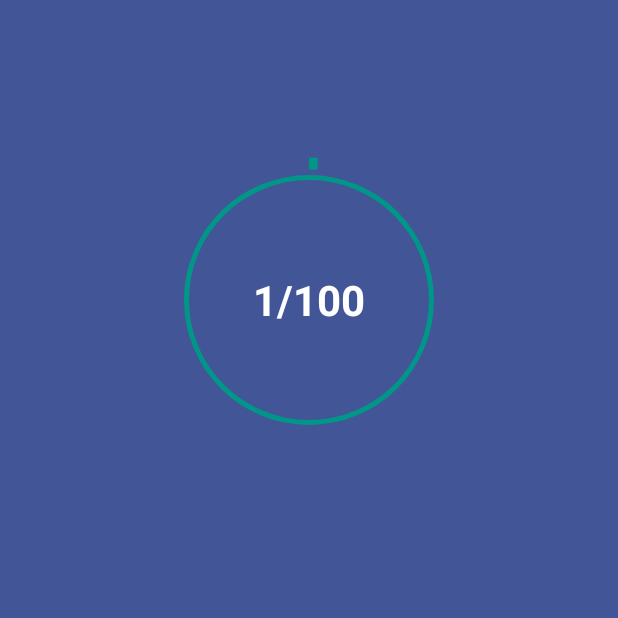
After one commit to Abisayo1/eNursing, an Android app: the Result screen opened directly, with no data from a screen before it, on a phone screen of 412 x 824 dp, the top half of it. The commit adds this screen. Run offline under Robolectric (Android 15) with nearby library versions, the phone set to English and light mode, and no system bars.

Commit message:
I have built the screen for the result

```diff
--- a/app/src/main/AndroidManifest.xml
+++ b/app/src/main/AndroidManifest.xml
@@ -9,6 +9,9 @@
         android:roundIcon="@mipmap/ic_launcher_round"
         android:supportsRtl="true"
         android:theme="@style/Theme.Computerize1">
+        <activity
+            android:name=".Result"
+            android:exported="false" />
         <activity
             android:name=".Quiz"
             android:exported="false" />
--- a/app/src/main/java/com/abisayo/computerize1/MainActivity.kt
+++ b/app/src/main/java/com/abisayo/computerize1/MainActivity.kt
@@ -40,7 +40,6 @@ class MainActivity : AppCompatActivity() {
                         }
                     }
 
-
             }else{
                 Toast.makeText(this, "Empty fields are not allowed", Toast.LENGTH_SHORT).show()
             }
--- a/app/src/main/java/com/abisayo/computerize1/Quiz.kt
+++ b/app/src/main/java/com/abisayo/computerize1/Quiz.kt
@@ -15,5 +15,6 @@ class Quiz : AppCompatActivity() {
             WindowManager.LayoutParams.FLAG_FULLSCREEN
         )
         setContentView(R.layout.activity_quiz)
+
     }
 }
--- /dev/null
+++ b/app/src/main/java/com/abisayo/computerize1/Result.kt
@@ -0,0 +1,45 @@
+package com.abisayo.computerize1
+
+import androidx.appcompat.app.AppCompatActivity
+import android.os.Bundle
+import android.os.Handler
+import android.view.Window
+import android.view.WindowManager
+import android.widget.ProgressBar
+import android.widget.TextView
+import com.abisayo.computerize1.databinding.ActivityResultBinding
+import com.abisayo.computerize1.databinding.ActivityTopics1Binding
+
+class Result : AppCompatActivity() {
+    private lateinit var binding: ActivityResultBinding
+    var handler: Handler? = null
+    private lateinit var progressText : TextView
+    var i = 0
+
+    override fun onCreate(savedInstanceState: Bundle?) {
+        super.onCreate(savedInstanceState)
+
+        requestWindowFeature(Window.FEATURE_NO_TITLE); //will hide the title
+        supportActionBar?.hide(); // hide the title bar
+        this.window.setFlags(
+            WindowManager.LayoutParams.FLAG_FULLSCREEN,
+            WindowManager.LayoutParams.FLAG_FULLSCREEN
+        )
+
+        binding = ActivityResultBinding.inflate(layoutInflater)
+        setContentView(binding.root)
+
+        handler = Handler(Handler.Callback {
+            if (i==0) {
+                i++
+            }
+            binding.progressBar.progress = i
+            binding.progressText.text = "${i}/${binding.progressBar.max}"
+            handler?.sendEmptyMessageDelayed(0, 100)
+
+            true
+        })
+
+        handler?.sendEmptyMessage(0)
+}
+}
--- a/app/src/main/java/com/abisayo/computerize1/Topics.kt
+++ b/app/src/main/java/com/abisayo/computerize1/Topics.kt
@@ -52,7 +52,7 @@ class Topics : AppCompatActivity() {
         topicAdapter.setOnItemClickListener(object : TopicAdapter.onItemClickListener{
             override fun onItemClick(position: Int) {
                 if (position == 0) {
-                    val intent = Intent(this@Topics, Learn::class.java)
+                    val intent = Intent(this@Topics, Result::class.java)
                     startActivity(intent)
 
                 } else {
@@ -62,5 +62,6 @@ class Topics : AppCompatActivity() {
 
         })
 
+
     }
 }
--- /dev/null
+++ b/app/src/main/res/drawable/circle_progress_bar.xml
@@ -0,0 +1,21 @@
+<?xml version="1.0" encoding="utf-8"?>
+<rotate xmlns:android="http://schemas.android.com/apk/res/android"
+    android:fromDegrees="270"
+    android:toDegrees="270">
+
+    <shape
+        android:innerRadiusRatio="2.3"
+        android:shape="ring"
+        android:thickness="8dp"
+        android:useLevel="true">
+
+        <gradient
+            android:angle="0"
+            android:endColor="#009688"
+            android:startColor="#009688"
+            android:type="sweep"
+            android:useLevel="false"/>
+
+    </shape>
+
+</rotate>
--- /dev/null
+++ b/app/src/main/res/drawable/circle_shape.xml
@@ -0,0 +1,10 @@
+<?xml version="1.0" encoding="utf-8"?>
+<shape xmlns:android="http://schemas.android.com/apk/res/android"
+    android:shape="ring"
+    android:innerRadiusRatio="2.5"
+    android:thickness="3dp"
+    android:useLevel="false">
+
+    <solid android:color="#009688"/>
+
+</shape>
--- /dev/null
+++ b/app/src/main/res/layout/activity_result.xml
@@ -0,0 +1,45 @@
+<?xml version="1.0" encoding="utf-8"?>
+<LinearLayout
+    xmlns:android="http://schemas.android.com/apk/res/android"
+    xmlns:app="http://schemas.android.com/apk/res-auto"
+    xmlns:tools="http://schemas.android.com/tools"
+    android:layout_width="match_parent"
+    android:layout_height="match_parent"
+    android:background="#425597"
+    android:gravity="center_horizontal"
+    android:orientation="vertical"
+    tools:context=".Result">
+
+
+    <RelativeLayout
+        android:id="@+id/progress_layout"
+        android:layout_width="200dp"
+        android:layout_height="200dp"
+        android:layout_margin="100dp">
+
+        <ProgressBar
+            android:id="@+id/progress_bar"
+            android:layout_width="match_parent"
+            android:layout_height="match_parent"
+            style="?android:attr/progressBarStyleHorizontal"
+            android:background="@drawable/circle_shape"
+            android:indeterminate="false"
+            android:progressDrawable="@drawable/circle_progress_bar"
+            android:textAlignment="center"
+            android:gravity="center_horizontal" />
+
+        <TextView
+            android:id="@+id/progress_text"
+            android:layout_width="wrap_content"
+            android:layout_height="wrap_content"
+            android:layout_alignParentLeft="true"
+            android:layout_alignParentRight="true"
+            android:layout_centerVertical="true"
+            android:gravity="center"
+            android:text="------"
+            android:textColor="#FFFFFF"
+            android:textSize="28sp"
+            android:textStyle="bold"/>
+
+    </RelativeLayout>
+</LinearLayout>
```
